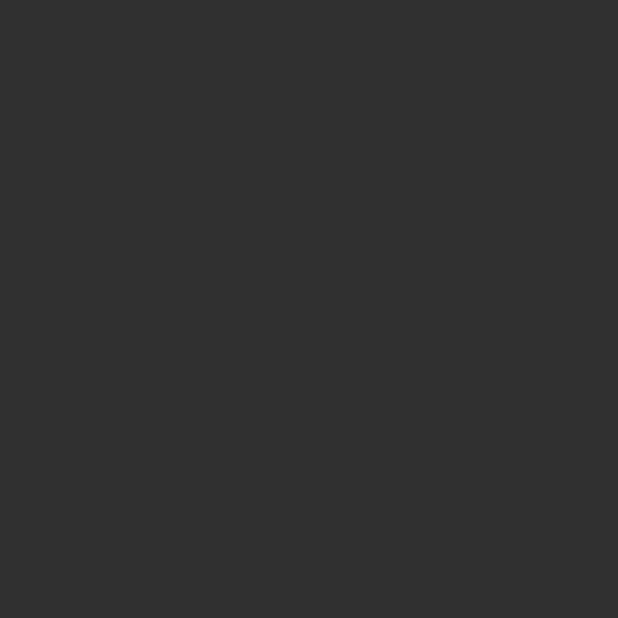
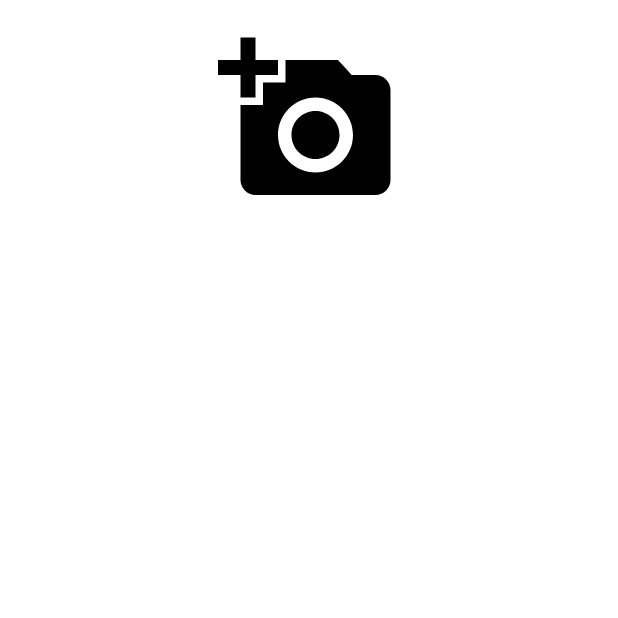
Before and after one commit to summer0573/Project_growDiary, an Android app: the plantAddActivity screen opened directly, with no data from a screen before it, on a phone screen of 412 x 824 dp, the top half of it. Before the commit the part shown is empty. Run offline under Robolectric (Android 15) with nearby library versions, the phone set to English and light mode, and no system bars.

Commit message:
사용자가 사진 등록

```diff
--- a/app/src/main/java/com/example/growdiary/MainActivity.kt
+++ b/app/src/main/java/com/example/growdiary/MainActivity.kt
@@ -3,6 +3,7 @@ package com.example.growdiary
 import android.content.Intent
 import androidx.appcompat.app.AppCompatActivity
 import android.os.Bundle
+import android.util.Log
 import android.widget.Button
 
 class MainActivity : AppCompatActivity() {
@@ -12,9 +13,11 @@ class MainActivity : AppCompatActivity() {
 
         val plusButton = findViewById<Button>(R.id.plus_Btn)
         plusButton.setOnClickListener {
+            Log.d("mytag", "plus button")
             val intent = Intent(this, plantAddActivity::class.java)
-            //intent.putExtra("userInput")
             startActivity(intent)
         }
+
+
     }
 }
--- a/app/src/main/java/com/example/growdiary/plantAddActivity.kt
+++ b/app/src/main/java/com/example/growdiary/plantAddActivity.kt
@@ -1,11 +1,36 @@
 package com.example.growdiary
 
+import android.content.Intent
+import android.os.Bundle
+import android.provider.MediaStore
+import android.view.View
+import android.widget.ImageView
 import androidx.appcompat.app.AppCompatActivity
-import android.os.Bundle
+
 
 class plantAddActivity : AppCompatActivity() {
+    private val GET_GALLERY_IMAGE = 200
+    private var imageview: ImageView? = null
+
     override fun onCreate(savedInstanceState: Bundle?) {
         super.onCreate(savedInstanceState)
         setContentView(R.layout.activity_plant_add)
+        imageview = findViewById<View>(R.id.imageView) as ImageView
+        imageview!!.setOnClickListener {
+            val intent = Intent(Intent.ACTION_PICK)
+            intent.setDataAndType(
+                MediaStore.Images.Media.EXTERNAL_CONTENT_URI,
+                "image/*"
+            )
+            startActivityForResult(intent, GET_GALLERY_IMAGE)
+        }
+    }
+
+    override fun onActivityResult(requestCode: Int, resultCode: Int, data: Intent?) {
+        super.onActivityResult(requestCode, resultCode, data)
+        if (requestCode == GET_GALLERY_IMAGE && resultCode == RESULT_OK && data != null && data.data != null) {
+            val selectedImageUri = data.data
+            imageview!!.setImageURI(selectedImageUri)
+        }
     }
 }
--- /dev/null
+++ b/app/src/main/res/drawable/ic_baseline_add_a_photo_24.xml
@@ -0,0 +1,5 @@
+<vector android:height="24dp" android:tint="#000000"
+    android:viewportHeight="24" android:viewportWidth="24"
+    android:width="24dp" xmlns:android="http://schemas.android.com/apk/res/android">
+    <path android:fillColor="@android:color/white" android:pathData="M3,4V1h2v3h3v2H5v3H3V6H0V4H3zM6,10V7h3V4h7l1.83,2H21c1.1,0 2,0.9 2,2v12c0,1.1 -0.9,2 -2,2H5c-1.1,0 -2,-0.9 -2,-2V10H6zM13,19c2.76,0 5,-2.24 5,-5s-2.24,-5 -5,-5s-5,2.24 -5,5S10.24,19 13,19zM9.8,14c0,1.77 1.43,3.2 3.2,3.2s3.2,-1.43 3.2,-3.2s-1.43,-3.2 -3.2,-3.2S9.8,12.23 9.8,14z"/>
+</vector>
--- a/app/src/main/res/layout/activity_plant_add.xml
+++ b/app/src/main/res/layout/activity_plant_add.xml
@@ -1,9 +1,19 @@
 <?xml version="1.0" encoding="utf-8"?>
-<androidx.constraintlayout.widget.ConstraintLayout xmlns:android="http://schemas.android.com/apk/res/android"
-    xmlns:app="http://schemas.android.com/apk/res-auto"
-    xmlns:tools="http://schemas.android.com/tools"
-    android:layout_width="match_parent"
-    android:layout_height="match_parent"
-    tools:context=".plantAddActivity">
+<LinearLayout
+xmlns:android="http://schemas.android.com/apk/res/android"
+xmlns:app="http://schemas.android.com/apk/res-auto"
+android:layout_width="match_parent"
+android:layout_height="match_parent"
+    android:background="@color/white">
 
-</androidx.constraintlayout.widget.ConstraintLayout>
+
+    <ImageView
+        android:id="@+id/imageView"
+        android:layout_width="120dp"
+        android:layout_height="120dp"
+        android:layout_marginTop="20dp"
+        android:layout_marginLeft="145dp"
+        android:scaleType="fitCenter"
+        app:srcCompat="@drawable/ic_baseline_add_a_photo_24" />
+
+</LinearLayout>
```
